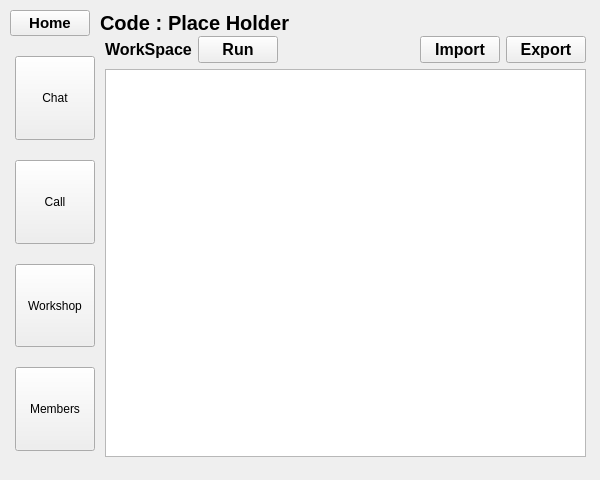
Before: the Qt Designer form uiFiles/uis/prototype3.ui in its-sentral/Collaborate-Coding-App, drawn with Qt 5.
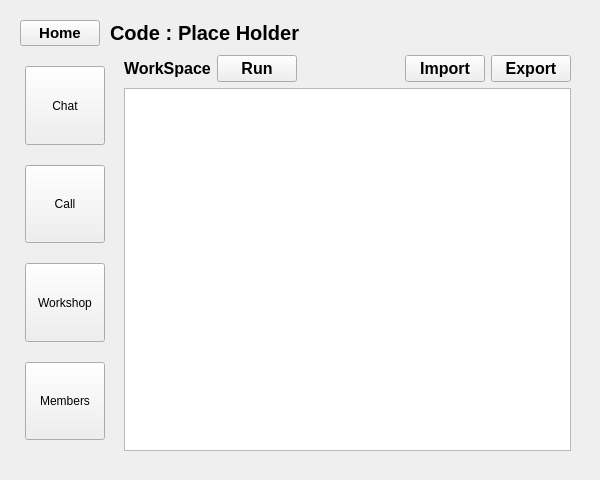
After: the same form once the commit is applied. The open tabs and pages were chosen to show the change.

Commit message: UI Now Stretchable

The edit to the form file:
```diff
--- a/uiFiles/uis/prototype3.ui
+++ b/uiFiles/uis/prototype3.ui
@@ -25,15 +25,8 @@
   <property name="windowTitle">
    <string>Form</string>
   </property>
-  <widget class="QWidget" name="verticalLayoutWidget_2">
-   <property name="geometry">
-    <rect>
-     <x>10</x>
-     <y>10</y>
-     <width>581</width>
-     <height>461</height>
-    </rect>
-   </property>
+  <layout class="QVBoxLayout" name="verticalLayout">
+   <item>
    <layout class="QVBoxLayout" name="forStretchVerticalLayout" stretch="0">
     <item>
      <widget class="QStackedWidget" name="MainPages">
@@ -1817,15 +1810,8 @@
          <verstretch>1</verstretch>
         </sizepolicy>
        </property>
-       <widget class="QWidget" name="verticalLayoutWidget_7">
-        <property name="geometry">
-         <rect>
-          <x>0</x>
-          <y>0</y>
-          <width>581</width>
-          <height>461</height>
-         </rect>
-        </property>
+        <layout class="QVBoxLayout" name="verticalLayout_8">
+         <item>
         <layout class="QVBoxLayout" name="VLRoom">
          <property name="spacing">
           <number>0</number>
@@ -2199,15 +2185,8 @@
                 <verstretch>1</verstretch>
                </sizepolicy>
               </property>
-              <widget class="QWidget" name="verticalLayoutWidget_12">
-               <property name="geometry">
-                <rect>
-                 <x>0</x>
-                 <y>0</y>
-                 <width>481</width>
-                 <height>421</height>
-                </rect>
-               </property>
+                <layout class="QVBoxLayout" name="verticalLayout_12">
+                 <item>
                <layout class="QVBoxLayout" name="VLWorkShop">
                 <property name="bottomMargin">
                  <number>0</number>
@@ -2309,7 +2288,8 @@
                  <widget class="QTextEdit" name="workshopCodeSpace"/>
                 </item>
                </layout>
-              </widget>
+                 </item>
+                </layout>
              </widget>
              <widget class="QWidget" name="pageMember">
               <property name="sizePolicy">
@@ -2339,12 +2319,14 @@
           </layout>
          </item>
         </layout>
+         </item>
+        </layout>
        </widget>
       </widget>
-     </widget>
-    </item>
-   </layout>
-  </widget>
+     </item>
+    </layout>
+   </item>
+  </layout>
  </widget>
  <resources/>
  <connections/>
```
Left out of the diff: 120 changed lines with no effect on the pictures. Lines whose indentation alone changed are shown as unchanged. The commit also changes 4 other files.
